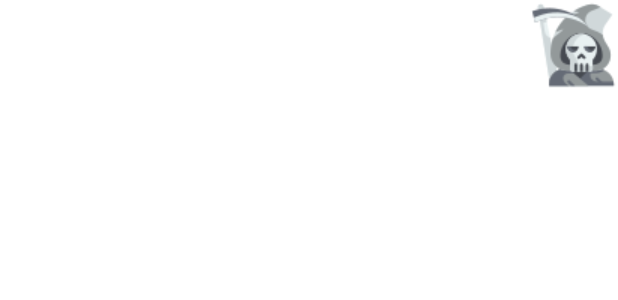
After one commit to dennywai/AndroidLabs, an Android app: the layout activity_receieve.xml on its own in the app's theme, with its tools: preview values and no code run, on a phone screen of 412 x 824 dp. The commit adds this screen. Shown: the top 300 px of the screen. Run offline under Robolectric (Android 15) with nearby library versions, the phone set to English and light mode, and no system bars.

Commit message:
Lab4 Commit

```diff
--- a/app/build.gradle
+++ b/app/build.gradle
@@ -35,4 +35,5 @@ dependencies {
     testImplementation 'junit:junit:4.+'
     androidTestImplementation 'androidx.test.ext:junit:1.1.3'
     androidTestImplementation 'androidx.test.espresso:espresso-core:3.4.0'
+
 }
--- a/app/src/main/AndroidManifest.xml
+++ b/app/src/main/AndroidManifest.xml
@@ -17,7 +17,7 @@
         tools:ignore="AllowBackup">
         <activity
             android:name=".ChatRoomActivity"
-            android:exported="true" />
+            android:exported="true"/>
         <activity
             android:name=".ProfileActivity"
             android:exported="true" />
--- a/app/src/main/res/layout/activity_chat_room.xml
+++ b/app/src/main/res/layout/activity_chat_room.xml
@@ -24,12 +24,12 @@
         android:layout_gravity="start"/>
 
         <EditText
-            android:id="@+id/inputHint"
+            android:id="@+id/chattext"
             android:layout_width="0dp"
             android:layout_height="wrap_content"
             android:layout_weight="1"
-            android:hint="@string/inputHint"
-            tools:ignore="Autofill,TextFields"/>
+            android:hint="@string/chattext"
+           android:text=""/>
 
         <Button
             android:id="@+id/receive"
--- /dev/null
+++ b/app/src/main/res/layout/activity_receieve.xml
@@ -0,0 +1,20 @@
+<?xml version="1.0" encoding="utf-8"?>
+<RelativeLayout xmlns:android="http://schemas.android.com/apk/res/android"
+    android:layout_width="match_parent"
+    android:layout_height="wrap_content"
+    android:orientation="vertical">
+
+    <ImageView
+        android:id="@+id/icon2"
+        android:layout_width="wrap_content"
+        android:layout_height="wrap_content"
+        android:layout_alignParentRight="true"
+        android:src="@drawable/grimreaper" />
+
+    <TextView
+        android:id="@+id/receivetext"
+        android:layout_width="wrap_content"
+        android:layout_height="wrap_content"
+        android:layout_toLeftOf="@id/icon2"/>
+
+</RelativeLayout>
--- a/app/src/main/res/values/strings.xml
+++ b/app/src/main/res/values/strings.xml
@@ -24,4 +24,5 @@
     <string name="chatroom">Go to chat</string>
     <string name="send">SEND</string>
     <string name="receive">RECEIVE</string>
+    <string name="chattext">Type Here</string>
 </resources>
```
Also changed, not shown: app/src/main/java/com/example/androidlabs/ChatRoomActivity.java (+96 -1 lines), app/src/main/java/com/example/androidlabs/Messages.java (added, +17 -0 lines), app/src/main/res/layout/activity_send.xml (added, +20 -0 lines), app/src/main/res/drawable/devil.png (renamed from app/src/main/res/icon/icons8-devil-60.png), app/src/main/res/drawable/grimreaper.png (renamed from app/src/main/res/icon/icons8-grim-reaper-60.png).
